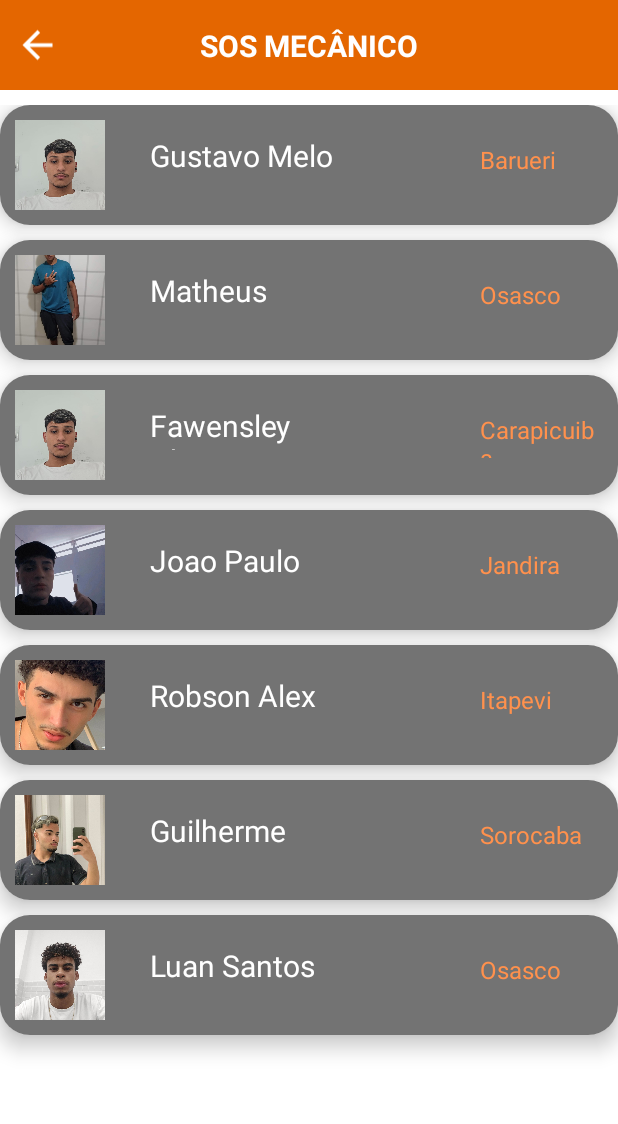
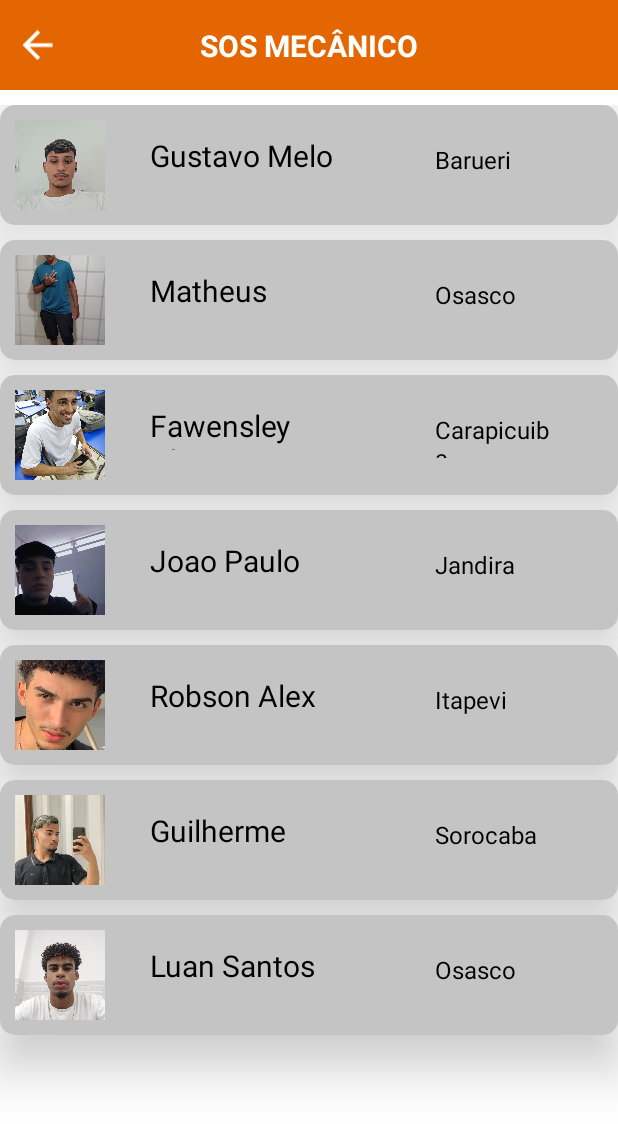
Before and after one commit to Gumelo023/SistemaMobileSOSMECANICO, an Android app: the CatalogoMecanicos screen opened directly, with no data from a screen before it, on a phone screen of 412 x 824 dp. Shown: the top 1124 px of the screen. Run offline under Robolectric (Android 15) with nearby library versions, the light colour scheme and no system bars.

Commit message:
TCC_SOS_MECANICO

```diff
--- a/app/src/main/java/com/tcc/tccmecanico/CatalogoMecanicos.java
+++ b/app/src/main/java/com/tcc/tccmecanico/CatalogoMecanicos.java
@@ -26,7 +26,7 @@
         binding = ActivityCatalogoMecanicosBinding.inflate(getLayoutInflater());
         setContentView(binding.getRoot());
 
-        int[] imageList = {R.drawable.foto_gustavo, R.drawable.foto_matheus, R.drawable.foto_gustavo, R.drawable.foto_joao, R.drawable.foto_robson, R.drawable.foto_xavier, R.drawable.foto_luan};
+        int[] imageList = {R.drawable.foto_gustavo, R.drawable.foto_matheus, R.drawable.foto_wellington, R.drawable.foto_joao, R.drawable.foto_robson, R.drawable.foto_xavier, R.drawable.foto_luan};
         int[] ingredientList = {R.string.pastaIngredients, R.string.maggiIngredients,R.string.cakeIngredients,R.string.pancakeIngredients,R.string.pizzaIngredients, R.string.burgerIngredients, R.string.friesIngredients};
         int[] descList = {R.string.pastaDesc, R.string.maggieDesc, R.string.cakeDesc,R.string.pancakeDesc,R.string.pizzaDesc, R.string.burgerDesc, R.string.friesDesc};
         String[] nameList = {"Gustavo Melo", "Matheus Santos", "Fawensley Charite", "Joao Paulo", "Robson Alex","Guilherme Xavier", "Luan Santos"};
--- a/app/src/main/res/drawable/retangulo.xml
+++ b/app/src/main/res/drawable/retangulo.xml
@@ -1,9 +1,9 @@
 <selector xmlns:android="http://schemas.android.com/apk/res/android">
     <item>
         <shape android:shape="rectangle">
-            <solid android:color="@color/orange2" /> <!-- Cor de fundo -->
-            <stroke android:color="#000" android:width="2dp" /> <!-- Cor e largura da borda -->
-            <corners  android:radius="50dp"/>
+            <solid android:color="@color/white" /> <!-- Cor de fundo -->
+            <stroke android:color="@color/dark" android:width="3dp" /> <!-- Cor e largura da borda -->
+            <corners  android:radius="60dp"/>
         </shape>
     </item>
 </selector>
--- a/app/src/main/res/layout/activity_list_item.xml
+++ b/app/src/main/res/layout/activity_list_item.xml
@@ -6,15 +6,17 @@
     android:layout_marginEnd="12dp"
     android:layout_marginVertical="10dp"
     android:layout_marginHorizontal="10dp"
-    app:cardCornerRadius="20dp"
-    app:cardElevation="8dp"
+    app:cardCornerRadius="10dp"
+    app:cardElevation="20dp"
     android:layout_width="match_parent"
-    android:layout_height="wrap_content">
+    android:layout_height="wrap_content"
+
+    >
 
     <RelativeLayout
         android:layout_width="match_parent"
         android:layout_height="wrap_content"
-        android:background="@color/grey">
+        android:background="#C5C4C4">
 
         <com.google.android.material.imageview.ShapeableImageView
             android:layout_width="60dp"
@@ -25,6 +27,7 @@
             android:layout_marginStart="10dp"
             android:layout_marginBottom="10dp"
             android:layout_marginTop="10dp"
+
             />
 
          <TextView
@@ -32,7 +35,7 @@
              android:layout_height="30dp"
              android:id="@+id/listName"
              android:text="Name"
-             android:textColor="@color/white"
+             android:textColor="@color/dark"
              android:textSize="20sp"
              android:layout_marginTop="20dp"
              android:layout_marginStart="30dp"
@@ -46,8 +49,8 @@
             android:textSize="16sp"
             android:layout_toEndOf="@id/listName"
             android:layout_marginTop="25dp"
-            android:layout_marginStart="80dp"
-            android:textColor="@color/orange"/>
+            android:layout_marginStart="50dp"
+            android:textColor="@color/dark"/>
 
 
     </RelativeLayout>
--- a/app/src/main/res/layout/activity_tela_inicial.xml
+++ b/app/src/main/res/layout/activity_tela_inicial.xml
@@ -10,6 +10,7 @@
 
   <View
       android:id="@+id/retangulo"
+      android:layout_marginTop="5dp"
       android:layout_width="150dp"
       android:layout_height="45dp"
       android:background="@drawable/retangulo"
@@ -22,7 +23,7 @@
       android:layout_width="30dp"
       android:layout_height="45dp"
       android:layout_marginStart="8dp"
-      android:src="@drawable/baseline_personbranco"
+      android:src="@drawable/baseline_person_24"
       app:layout_constraintStart_toStartOf="@id/retangulo"
       app:layout_constraintTop_toTopOf="@id/retangulo" />
 
@@ -33,7 +34,7 @@
       android:layout_marginLeft="10dp"
       android:layout_marginRight="10dp"
       android:text="Fawensley"
-      android:textColor="@color/white"
+      android:textColor="@color/black"
       android:textSize="17sp"
       android:textStyle="bold"
       app:layout_constraintBottom_toBottomOf="@id/retangulo"
```
